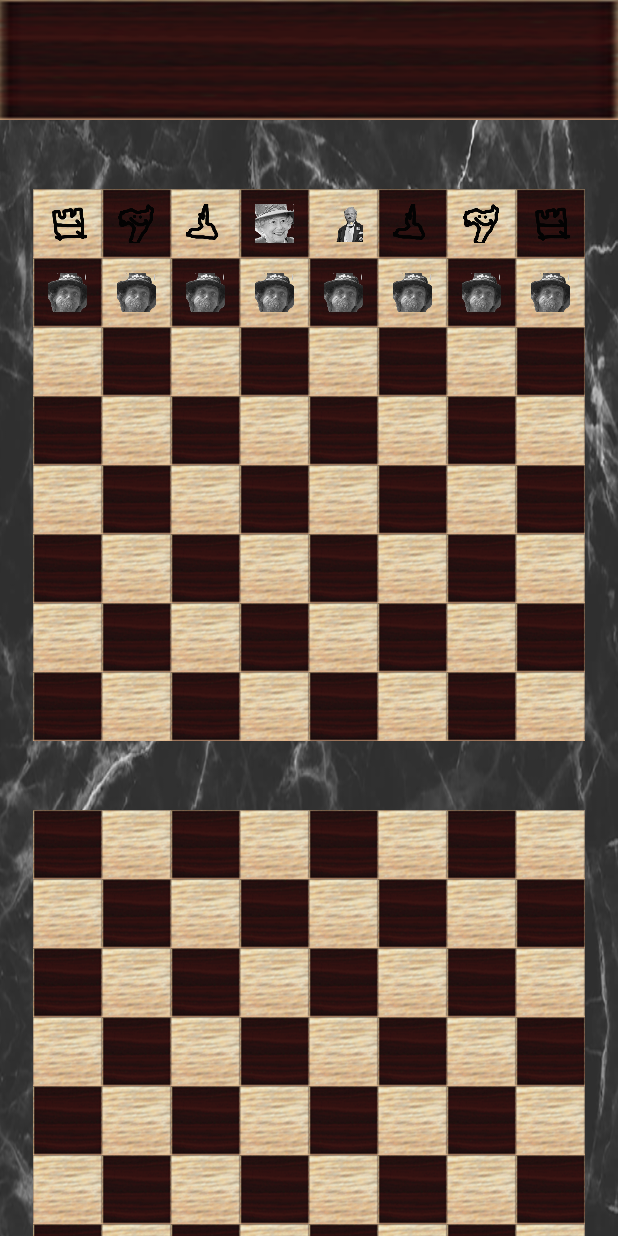
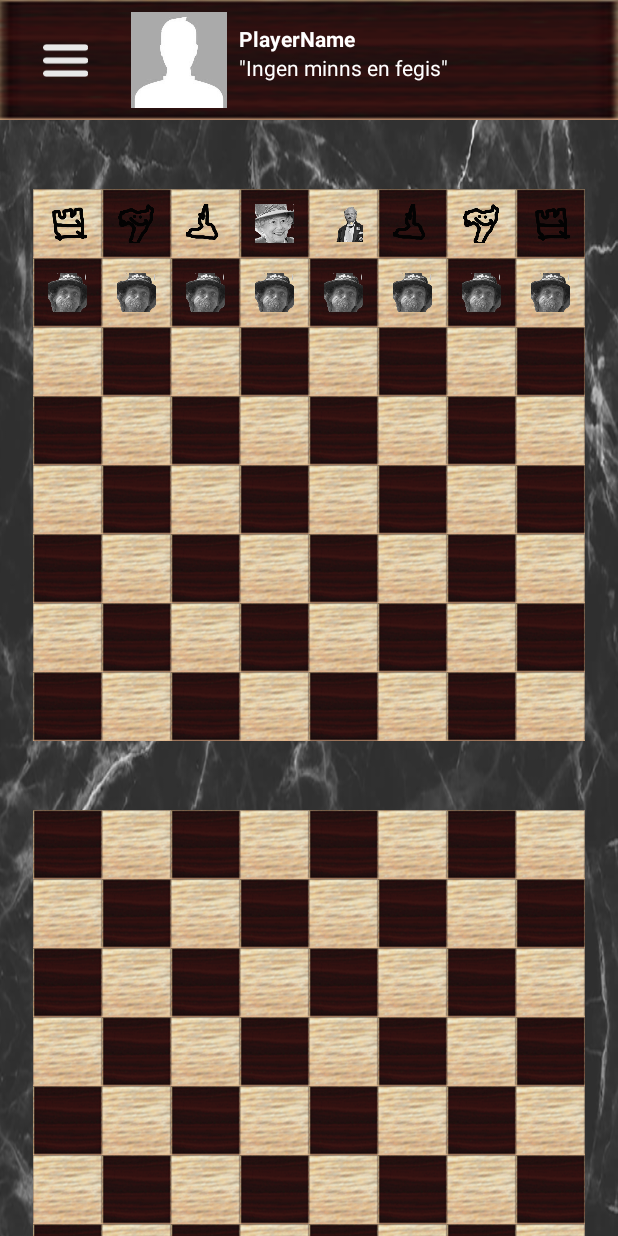
Before and after one commit to Adrelix/schackApp, an Android app: the GameBoard screen opened directly, with no data from a screen before it, on a phone screen of 412 x 824 dp. Run offline under Robolectric (Android 15) with nearby library versions, the phone set to English and light mode, and no system bars.

Commit message:
finished creating prototype ingame nabar in components

```diff
--- a/app/src/main/res/layout/game_board_layout.xml
+++ b/app/src/main/res/layout/game_board_layout.xml
@@ -36,15 +36,67 @@
                 android:layout_height="wrap_content">
 
                 <ImageView
-                    android:id="@+id/imageView2"
+                    android:id="@+id/navbarBackground"
                     android:layout_width="0dp"
                     android:layout_height="80dp"
+                    android:scaleType="fitXY"
                     app:layout_constraintBottom_toBottomOf="parent"
                     app:layout_constraintEnd_toEndOf="parent"
                     app:layout_constraintStart_toStartOf="parent"
                     app:layout_constraintTop_toTopOf="parent"
-                    app:srcCompat="@drawable/navbar_background"
-                    android:scaleType="fitXY"/>
+                    app:srcCompat="@drawable/navbar_background" />
+
+                <ImageView
+                    android:id="@+id/playerPicture"
+                    android:layout_width="64dp"
+                    android:layout_height="64dp"
+                    android:layout_marginTop="8dp"
+                    android:layout_marginBottom="8dp"
+                    app:layout_constraintBottom_toBottomOf="@+id/navbarBackground"
+                    app:layout_constraintEnd_toEndOf="@id/navbarBackground"
+                    app:layout_constraintHorizontal_bias="0.25"
+                    app:layout_constraintStart_toStartOf="@+id/navbarBackground"
+                    app:layout_constraintTop_toTopOf="@+id/navbarBackground"
+                    app:srcCompat="@drawable/empty_profile_image" />
+
+                <TextView
+                    android:id="@+id/playerName"
+                    android:layout_width="wrap_content"
+                    android:layout_height="wrap_content"
+                    android:layout_marginStart="8dp"
+                    android:layout_marginTop="8dp"
+                    android:layout_marginBottom="8dp"
+                    android:text="PlayerName"
+                    android:textColor="?attr/colorBackgroundFloating"
+                    android:textStyle="bold"
+                    app:layout_constraintBottom_toBottomOf="parent"
+                    app:layout_constraintStart_toEndOf="@+id/playerPicture"
+                    app:layout_constraintTop_toTopOf="@+id/playerPicture"
+                    app:layout_constraintVertical_bias="0.0" />
+
+                <TextView
+                    android:id="@+id/playerQuote"
+                    android:layout_width="wrap_content"
+                    android:layout_height="wrap_content"
+                    android:layout_marginStart="8dp"
+                    android:text='"Ingen minns en fegis"'
+                    android:textColor="?attr/colorBackgroundFloating"
+                    app:layout_constraintStart_toEndOf="@+id/playerPicture"
+                    app:layout_constraintTop_toBottomOf="@+id/playerName" />
+
+                <ImageView
+                    android:id="@+id/menyButton"
+                    android:layout_width="30dp"
+                    android:layout_height="30dp"
+                    android:layout_marginStart="8dp"
+                    android:layout_marginTop="8dp"
+                    android:layout_marginEnd="8dp"
+                    android:layout_marginBottom="8dp"
+                    app:layout_constraintBottom_toBottomOf="parent"
+                    app:layout_constraintEnd_toStartOf="@+id/playerPicture"
+                    app:layout_constraintStart_toStartOf="@+id/navbarBackground"
+                    app:layout_constraintTop_toTopOf="parent"
+                    app:srcCompat="@drawable/hamburger_white" />
             </android.support.constraint.ConstraintLayout>
         </LinearLayout>
     </ScrollView>
```
Also changed, not shown: app/src/main/res/drawable/hamburger_white.png (added), 1 other file.
